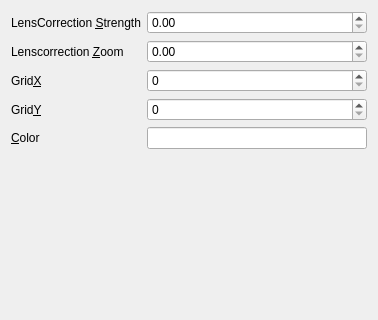
Before: the Qt Designer form settings.ui in fpetersen86/blobtracker, drawn with Qt 5; both pictures show x 0 to 378 and y 0 to 320 of the 378 by 498 pixel window.
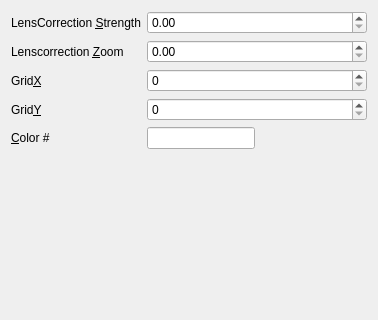
After: the same form once the commit is applied.

```diff
--- a/settings.ui
+++ b/settings.ui
@@ -91,7 +91,7 @@
    <item row="4" column="0">
     <widget class="QLabel" name="label_5">
      <property name="text">
-      <string>&amp;Color</string>
+      <string>&amp;Color #</string>
      </property>
      <property name="buddy">
       <cstring>colEdit</cstring>
@@ -100,6 +100,12 @@
    </item>
    <item row="4" column="1">
     <widget class="QLineEdit" name="colEdit">
+     <property name="sizePolicy">
+      <sizepolicy hsizetype="Fixed" vsizetype="Fixed">
+       <horstretch>0</horstretch>
+       <verstretch>0</verstretch>
+      </sizepolicy>
+     </property>
      <property name="inputMask">
       <string>HHHHHH; </string>
      </property>
```
